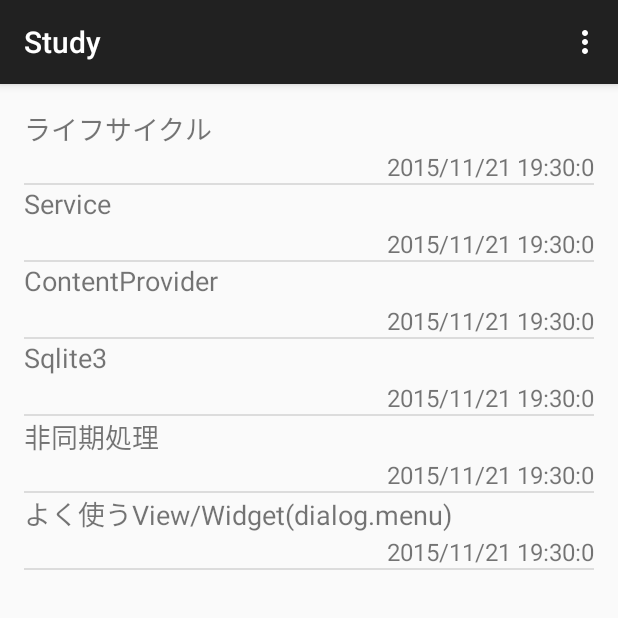
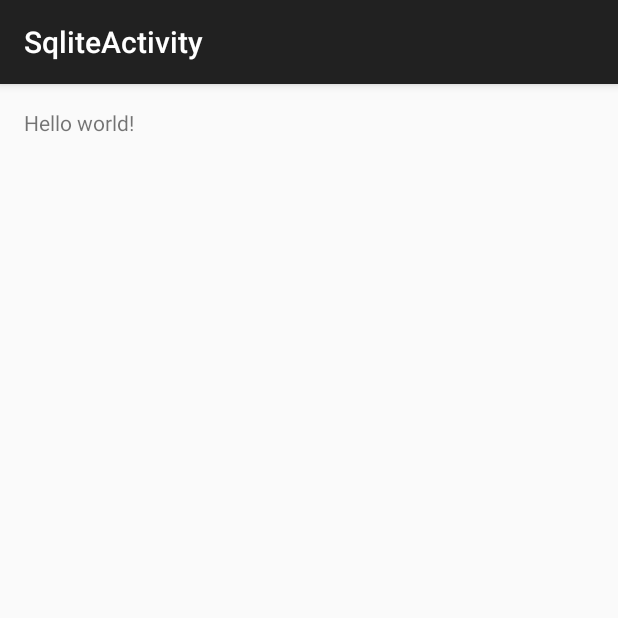
Before and after one commit to ks5757/Study, an Android app: the screen it shows after launch (MainActivity before the commit, SqliteActivity after it), after a tap on "Sqlite3", on a phone screen of 412 x 824 dp, the top half of it. Run offline under Robolectric (Android 15) with nearby library versions, the phone set to English and light mode, and no system bars.

Commit message:
2015/10/31commit

```diff
--- a/app/src/main/AndroidManifest.xml
+++ b/app/src/main/AndroidManifest.xml
@@ -34,6 +34,10 @@
             android:name=".ServiceActivity"
             android:label="@string/title_activity_service" >
         </activity>
+        <activity
+            android:name=".SqliteActivity"
+            android:label="@string/title_activity_sqlite" >
+        </activity>
     </application>
 
 </manifest>
--- a/app/src/main/java/com/example/student/study/MainActivity.java
+++ b/app/src/main/java/com/example/student/study/MainActivity.java
@@ -96,7 +96,7 @@ public class MainActivity extends BaseActivity {
         studyLst.add(new StudyItem("ContentProvider",
                 null,Calendar.getInstance().getTime()));
         studyLst.add(new StudyItem("Sqlite3",
-                null,Calendar.getInstance().getTime()));
+                SqliteActivity.class,Calendar.getInstance().getTime()));
         studyLst.add(new StudyItem("非同期処理",
                 AsyncActivity.class,Calendar.getInstance().getTime()));
         studyLst.add(new StudyItem("よく使うView/Widget(dialog.menu)",
--- /dev/null
+++ b/app/src/main/java/com/example/student/study/SQlite/Helper/CreateProductHelper.java
@@ -0,0 +1,42 @@
+package com.example.student.study.SQlite.Helper;
+
+import android.content.Context;
+import android.database.sqlite.SQLiteDatabase;
+import android.database.sqlite.SQLiteOpenHelper;
+
+/**
+ * Created by student on 2015/11/21.
+ */
+public class CreateProductHelper extends SQLiteOpenHelper{
+
+
+    public CreateProductHelper(Context context) {
+        super(context, "sample", null, 1);
+    }
+
+    @Override
+    public void onCreate(SQLiteDatabase db) {
+
+        try {
+            String sql = "CREATE TABLE [user] (" +
+                    "[id] INTEGER PRIMARY KEY AUTOINCREMENT, " +
+                    "[name] VARCHAR(20), " +
+                    "[add] VARCHAR(20), " +
+                    "[tel] INTEGER " +
+                    ");";
+
+            db.execSQL(sql);
+        }catch(Exception e){
+            //no_operation
+            //すでにデータベースが存在している場合の処理
+        }
+
+    }
+
+    @Override
+    public void onUpgrade(SQLiteDatabase db, int oldVersion, int newVersion) {
+
+    }
+
+
+}
--- /dev/null
+++ b/app/src/main/java/com/example/student/study/SqliteActivity.java
@@ -0,0 +1,74 @@
+package com.example.student.study;
+
+import android.content.ContentValues;
+import android.database.Cursor;
+import android.database.sqlite.SQLiteDatabase;
+import android.os.Bundle;
+import android.support.v7.app.ActionBarActivity;
+import android.widget.Toast;
+
+import com.example.student.study.SQlite.Helper.CreateProductHelper;
+
+
+public class SqliteActivity extends ActionBarActivity {
+
+    CreateProductHelper mHelper = new CreateProductHelper(this);
+    SQLiteDatabase mDb = null;
+
+    @Override
+    protected void onCreate(Bundle savedInstanceState) {
+        super.onCreate(savedInstanceState);
+        setContentView(R.layout.activity_sqlite);
+
+        //インスタンス生成　*書き込み用
+        //insert , delete, update
+        mDb = mHelper.getWritableDatabase();
+
+        try{
+            //トランザクション開始
+            mDb.beginTransaction();
+
+            //データ登録
+            ContentValues val = new ContentValues();
+            val.put("name", "kato");
+            val.put("add", "tokyo");
+            val.put("tel", "080-0000-0000");
+            mDb.insert("users", null, val);
+            //トランザクションのコミット
+            mDb.setTransactionSuccessful();
+
+        }catch(Exception e){
+
+        }finally{
+            mDb.endTransaction();
+        }
+
+        //データの更新
+        //データの削除
+        //データの表示
+
+        mDb = mHelper.getReadableDatabase();
+
+        try{
+            //列名定義
+            String columns[] = {"id", "name", "add", "tel"};
+            //データ取得
+            Cursor cursor = mDb.query(
+                    "user", columns, null, null, null, null,"id", null);
+
+            while(cursor.moveToNext()){
+                String id = cursor.getString(0);
+                String name = cursor.getString(1);
+                String add = cursor.getString(2);
+                String tel = cursor.getString(3);
+
+                Toast.makeText(this,"id:" + id + "name:" + name ,Toast.LENGTH_SHORT).show();
+            }
+        }catch(Exception e){}finally{
+            mDb.close();
+        }
+
+    }
+
+
+}
--- /dev/null
+++ b/app/src/main/res/layout/activity_sqlite.xml
@@ -0,0 +1,12 @@
+<RelativeLayout xmlns:android="http://schemas.android.com/apk/res/android"
+    xmlns:tools="http://schemas.android.com/tools" android:layout_width="match_parent"
+    android:layout_height="match_parent" android:paddingLeft="@dimen/activity_horizontal_margin"
+    android:paddingRight="@dimen/activity_horizontal_margin"
+    android:paddingTop="@dimen/activity_vertical_margin"
+    android:paddingBottom="@dimen/activity_vertical_margin"
+    tools:context="com.example.student.study.SqliteActivity">
+
+    <TextView android:text="@string/hello_world" android:layout_width="wrap_content"
+        android:layout_height="wrap_content" />
+
+</RelativeLayout>
--- a/app/src/main/res/values/strings.xml
+++ b/app/src/main/res/values/strings.xml
@@ -6,4 +6,5 @@
     <string name="title_activity_lifecycle">Lifecycle</string>
     <string name="title_activity_sync">SyncActivity</string>
     <string name="title_activity_service">ServiceActivity</string>
+    <string name="title_activity_sqlite">SqliteActivity</string>
 </resources>
```
Also changed, not shown: app/src/main/res/menu/menu_sqlite.xml (added, +7 -0 lines).
